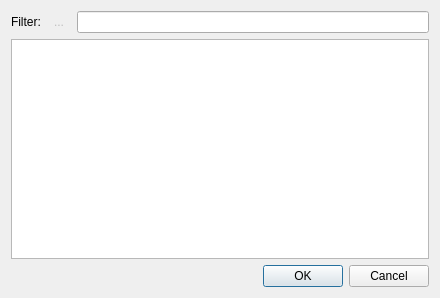
KDAB/Charm, file Charm/SelectTaskDialog.ui: the form before one commit.
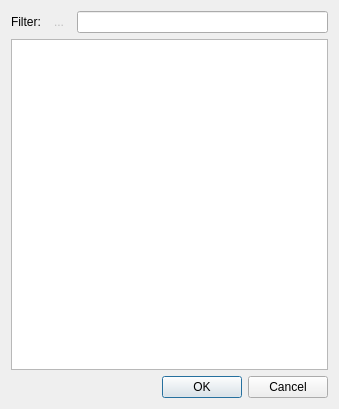
The form after the commit.

Commit message: make the select task dialog slightly taller and narrower

Patch:
```diff
--- a/Charm/SelectTaskDialog.ui
+++ b/Charm/SelectTaskDialog.ui
@@ -5,8 +5,8 @@
    <rect>
     <x>0</x>
     <y>0</y>
-    <width>440</width>
-    <height>298</height>
+    <width>339</width>
+    <height>409</height>
    </rect>
   </property>
   <property name="windowTitle" >
@@ -45,7 +45,7 @@
       <enum>Qt::Horizontal</enum>
      </property>
      <property name="standardButtons" >
-      <set>QDialogButtonBox::Cancel|QDialogButtonBox::NoButton|QDialogButtonBox::Ok</set>
+      <set>QDialogButtonBox::Cancel|QDialogButtonBox::Ok</set>
      </property>
     </widget>
    </item>
```
